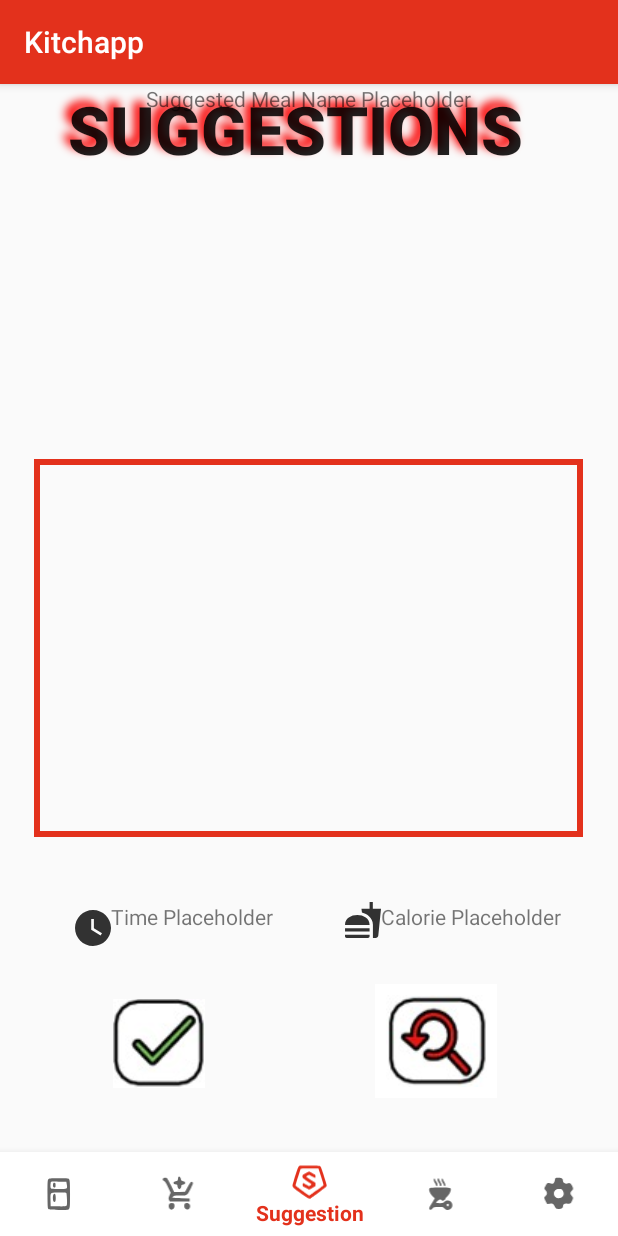
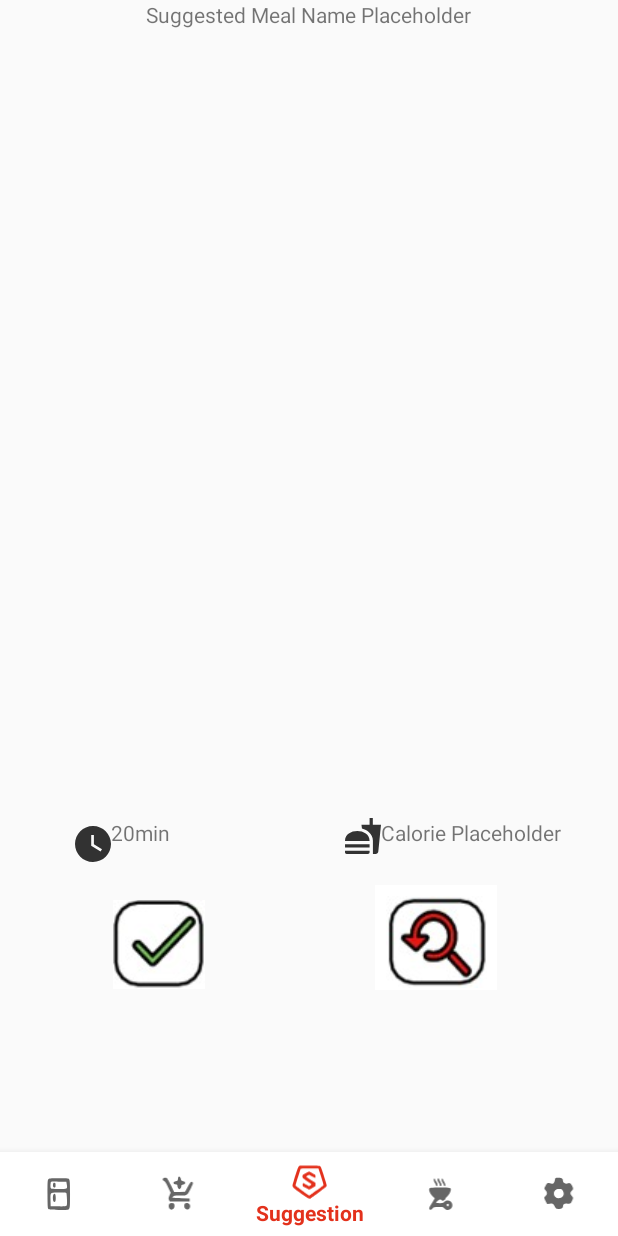
Before and after one commit to AliGenis/Kitchapp, an Android app: the screen it shows after launch (MainActivity), item 3 of the bottom bar chosen, on a phone screen of 412 x 824 dp. Run offline under Robolectric (Android 15) with nearby library versions, the light colour scheme and no system bars; our stand-ins replace Firebase (no records; nobody signed in at launch, a user with empty details on screens opened directly), navigation-ui.

Commit message:
Suggestion UI minor bug fixes
Co-Authored-By: tarikdemiroren <72218504+tarikdemiroren@users.noreply.github.com>

```diff
--- a/app/src/main/java/com/example/kitchapp/SuggestionScreen.java
+++ b/app/src/main/java/com/example/kitchapp/SuggestionScreen.java
@@ -3,6 +3,8 @@ package com.example.kitchapp;
 import android.annotation.SuppressLint;
 import android.os.Bundle;
 
+import androidx.annotation.NonNull;
+import androidx.annotation.Nullable;
 import androidx.appcompat.app.AppCompatActivity;
 import androidx.fragment.app.Fragment;
 import androidx.fragment.app.FragmentActivity;
@@ -86,11 +88,18 @@ public class SuggestionScreen extends Fragment{
         }*/
     }
 
+    @Override
+    public void onViewCreated(@NonNull View view, @Nullable Bundle savedInstanceState) {
+        super.onViewCreated(view, savedInstanceState);
+        TextView timeText = view.findViewById(R.id.timeText);
+        timeText.setText("20min");
+    }
 
     @Override
     public View onCreateView(LayoutInflater inflater, ViewGroup container,
                              Bundle savedInstanceState) {
         // Inflate the layout for this fragment
+
         return inflater.inflate(R.layout.fragment_suggestion_screen, container, false);
         //TextView textView = textView.findViewById(R.id.timeText);
         //textView.setText("Deneme");
--- a/app/src/main/res/layout/fragment_suggestion_screen.xml
+++ b/app/src/main/res/layout/fragment_suggestion_screen.xml
@@ -3,33 +3,16 @@
     xmlns:app="http://schemas.android.com/apk/res-auto"
     xmlns:tools="http://schemas.android.com/tools"
     android:layout_width="match_parent"
-    android:layout_height="match_parent"
+    android:layout_height="660dp"
     tools:context=".SuggestionScreen">
-
-    <TextView
-        android:layout_width="match_parent"
-        android:layout_height="85dp"
-        android:shadowColor="#FA0303"
-        android:shadowDx="-6"
-        android:shadowDy="-6"
-        android:shadowRadius="7"
-        android:text="    SUGGESTIONS"
-        android:textAppearance="@style/TextAppearance.AppCompat.Body2"
-        android:textSize="20pt"
-        android:textStyle="bold"
-        android:visibility="visible"
-        app:layout_constraintEnd_toEndOf="parent"
-        app:layout_constraintHorizontal_bias="0.5"
-        app:layout_constraintStart_toStartOf="parent"
-        tools:layout_editor_absoluteY="27dp"></TextView>
 
 
     <TabHost
         android:layout_width="366dp"
         android:layout_height="252dp"
         android:layout_gravity="center_horizontal"
-        android:layout_marginTop="250dp"
-        android:background="@drawable/suggestion_rectangle">
+        android:layout_marginTop="250dp">
+        <!--android:background="@drawable/suggestion_rectangle"-->
 
         <LinearLayout
             android:layout_width="match_parent"
@@ -73,7 +56,7 @@
         android:layout_width="wrap_content"
         android:layout_height="wrap_content"
         android:layout_gravity="center_horizontal"
-        tools:layout_marginTop="60dp"
+        tools:layout_marginTop="25dp"
         android:text="@string/suggested_meal_name" />
 
     <ImageButton
@@ -81,7 +64,7 @@
         android:layout_width="81dp"
         android:layout_height="76dp"
         android:layout_marginStart="250dp"
-        android:layout_marginTop="600dp"
+        android:layout_marginTop="590dp"
         android:background="@android:color/background_light"
         android:src="@drawable/suggestion_research_button" />
 
@@ -90,7 +73,7 @@
         android:layout_width="wrap_content"
         android:layout_height="wrap_content"
         android:layout_marginStart="75dp"
-        android:layout_marginTop="610dp"
+        android:layout_marginTop="600dp"
         android:background="@android:color/background_light"
         android:src="@drawable/suggestion_tick_button" />
 
@@ -100,8 +83,7 @@
         android:layout_width="wrap_content"
         android:layout_height="35dp"
         android:layout_marginStart="50dp"
-        android:layout_marginTop="545dp"
-        android:text="@string/suggested_prep_time" />
+        android:layout_marginTop="545dp" />
 
     <TextView
         android:id="@+id/calText"
--- a/app/src/main/res/values/styles.xml
+++ b/app/src/main/res/values/styles.xml
@@ -1,7 +1,7 @@
 <resources>
 
     <!-- Base application theme. -->
-    <style name="AppTheme" parent="Theme.AppCompat.Light.DarkActionBar">
+    <style name="AppTheme" parent="Theme.AppCompat.Light.NoActionBar">
         <!-- Customize your theme here. -->
         <item name="colorPrimary">@color/colorPrimary</item>
         <item name="colorPrimaryDark">@color/colorPrimaryDark</item>
```
